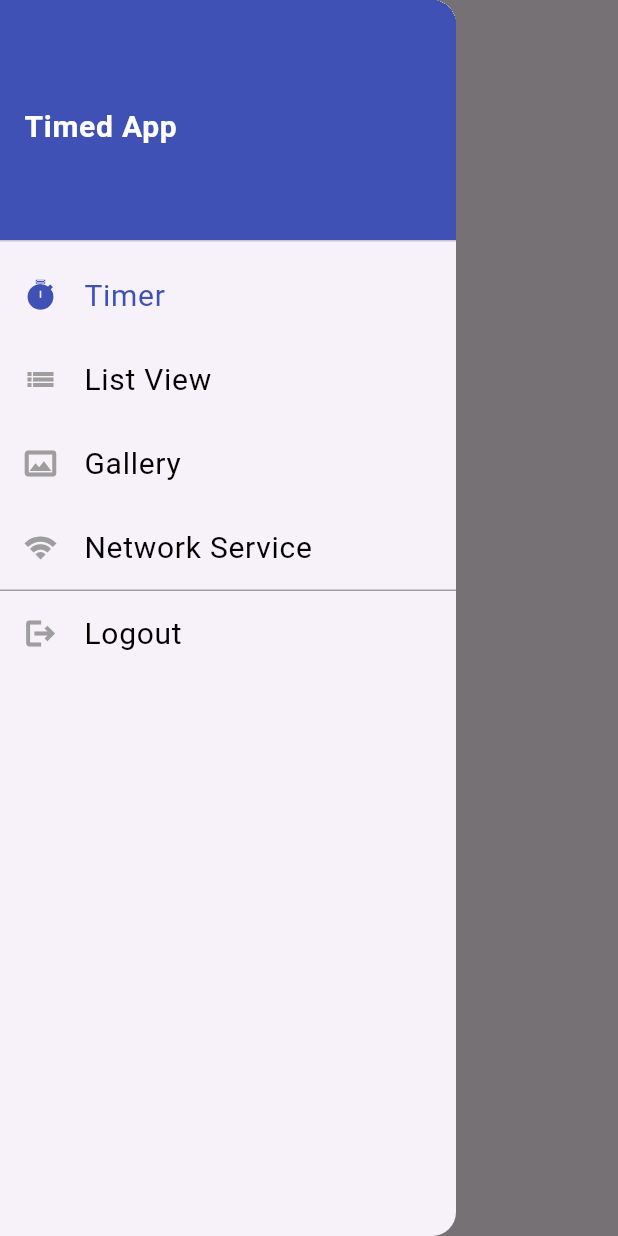
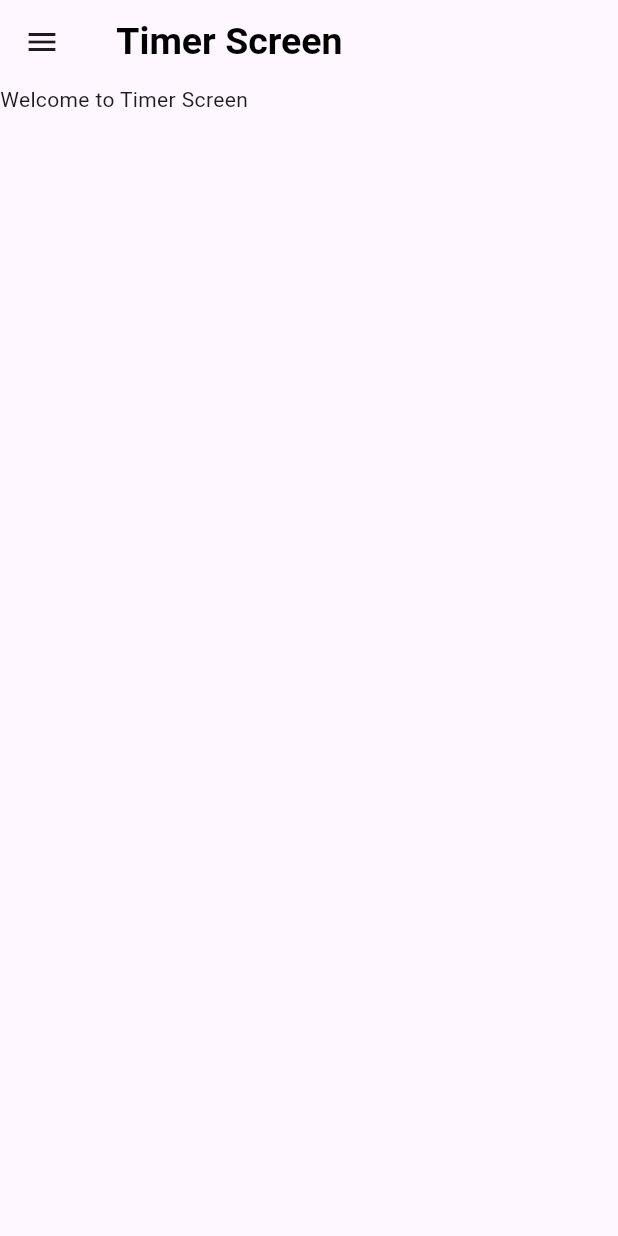
Before and after one commit to NourAlHoudaRifaieh/timed_app, a Flutter app: the MainPage screen opened directly, after a tap on the "menu" icon, after a tap on "Timer", on a phone screen of 412 x 824 dp. Run offline on Flutter 3.47's test engine with Material 3 defaults, Android fonts, the phone set to English and light mode, and no system bars; our stand-ins replace lottie.

Commit message:
created the screens of the drawer list

```diff
--- a/lib/main_page.dart
+++ b/lib/main_page.dart
@@ -1,4 +1,10 @@
+import 'dart:async';
+
 import 'package:flutter/material.dart';
+import 'package:timed_app/screens/gallery_screen.dart';
+import 'package:timed_app/screens/list_view_screen.dart';
+import 'package:timed_app/screens/network_service_screen.dart';
+import 'package:timed_app/screens/timer_screen.dart';
 
 class MainPage extends StatefulWidget {
   MainPage({Key? key}) : super(key: key);
@@ -11,6 +17,30 @@ class MainPage extends StatefulWidget {
 
 class _MainPageState extends State<MainPage> {
   int _selectedIndex =0;
+  String _headerTitle = 'Main Page';
+
+  Widget _openPageBody(){
+    switch(_selectedIndex){
+      case 0:
+        return Center(
+          child: Text('Welcome to Main Page', style: TextStyle(fontSize: 22, fontWeight: FontWeight.bold),),
+        );
+      case 1:
+        return TimerScreen();
+      case 2:
+        return ListViewScreen();
+      case 3:
+        return GalleryScreen();
+      case 4:
+        return NetworkServiceScreen();
+      default:
+        return Center(
+          child: Text('Welcome to Main Page', style: TextStyle(fontSize: 22, fontWeight: FontWeight.bold),),
+        );
+    }
+  }
+
+
   @override
   void initState() {
     super.initState();
@@ -26,7 +56,10 @@ class _MainPageState extends State<MainPage> {
     // TODO: implement build
     return Scaffold(
       appBar: AppBar(
-        title: Text('Main page '),
+        title: Text(
+            _headerTitle,
+            style: TextStyle(fontSize:25, fontWeight: FontWeight.bold, color: Colors.black),
+        ),
         leading: Builder(
             builder: (context){
               return IconButton(
@@ -38,6 +71,7 @@ class _MainPageState extends State<MainPage> {
             }
         ),
       ),
+      body: _openPageBody(),
       drawer: Drawer(
         child: ListView(
           padding: EdgeInsets.zero,
@@ -52,63 +86,77 @@ class _MainPageState extends State<MainPage> {
                children: [
                  // Icon(Icons.person, color: Colors.white, size: 30),
                  // SizedBox(height:10),
-                 Text('Timed App', style: TextStyle(fontSize:20, fontWeight: FontWeight.bold, color: Colors.white)),
+                 Text(
+                     'Timed App',
+                     style: TextStyle(fontSize:20, fontWeight: FontWeight.bold, color: Colors.white)),
                ],
               ),
             ),
             ListTile(
-              selected:  _selectedIndex == 0,
-              leading: Icon(Icons.timer, color: _selectedIndex == 0 ? Colors.indigo : Colors.grey, size:22, fontWeight: FontWeight.bold),
+              selected:  _selectedIndex == 1,
+              leading: Icon(Icons.timer, color: _selectedIndex == 1 ? Colors.indigo : Colors.grey, size:22, fontWeight: FontWeight.bold),
               title: Text(
                   'Timer',
-                  style: TextStyle(
-                      fontSize:20,
-                      color: _selectedIndex == 0 ? Colors.indigo : Colors.black)),
-              onTap: (){
-                setState(() {
-                  _selectedIndex =0;
-                });
-              },
-            ),
-            ListTile(
-              selected:  _selectedIndex == 1,
-              leading: Icon(Icons.list, color: _selectedIndex == 1 ? Colors.indigo : Colors.grey, size:22, fontWeight: FontWeight.bold),
-              title: Text(
-                  'List View',
                   style: TextStyle(
                       fontSize:20,
                       color: _selectedIndex == 1 ? Colors.indigo : Colors.black)),
               onTap: (){
                 setState(() {
                   _selectedIndex =1;
+                  _headerTitle =" Timer Screen";
+                  Navigator.pop(context);
+                  // Navigator.push(
+                  //     context,
+                  //     MaterialPageRoute(builder: (context) => TimerScreen()),
+                  // );
                 });
               },
             ),
             ListTile(
               selected:  _selectedIndex == 2,
-              leading: Icon(Icons.photo_size_select_actual_outlined, color: _selectedIndex == 2 ? Colors.indigo : Colors.grey, size:22, fontWeight: FontWeight.bold),
+              leading: Icon(Icons.list, color: _selectedIndex == 2 ? Colors.indigo : Colors.grey, size:22, fontWeight: FontWeight.bold),
               title: Text(
-                  'Gallery',
+                  'List View',
                   style: TextStyle(
                       fontSize:20,
                       color: _selectedIndex == 2 ? Colors.indigo : Colors.black)),
               onTap: (){
                 setState(() {
                   _selectedIndex =2;
+                  _headerTitle = "List View";
+                  Navigator.pop(context);
                 });
               },
             ),
             ListTile(
               selected:  _selectedIndex == 3,
-              leading: Icon(Icons.wifi, color: _selectedIndex == 3 ? Colors.indigo : Colors.grey, size:22, fontWeight: FontWeight.bold),
+              leading: Icon(Icons.photo_size_select_actual_outlined, color: _selectedIndex == 3 ? Colors.indigo : Colors.grey, size:22, fontWeight: FontWeight.bold),
               title: Text(
-                  'Network Service',
+                  'Gallery',
                   style: TextStyle(
                       fontSize:20,
                       color: _selectedIndex == 3 ? Colors.indigo : Colors.black)),
               onTap: (){
                 setState(() {
                   _selectedIndex =3;
+                  _headerTitle = "Gallery";
+                  Navigator.pop(context);
+                });
+              },
+            ),
+            ListTile(
+              selected:  _selectedIndex == 4,
+              leading: Icon(Icons.wifi, color: _selectedIndex == 4 ? Colors.indigo : Colors.grey, size:22, fontWeight: FontWeight.bold),
+              title: Text(
+                  'Network Service',
+                  style: TextStyle(
+                      fontSize:20,
+                      color: _selectedIndex == 4 ? Colors.indigo : Colors.black)),
+              onTap: (){
+                setState(() {
+                  _selectedIndex =4;
+                  _headerTitle = "Network Service";
+                  Navigator.pop(context);
                 });
               },
             ),
@@ -124,16 +172,16 @@ class _MainPageState extends State<MainPage> {
               ),
             ),
             ListTile(
-              selected:  _selectedIndex == 4,
-              leading: Icon(Icons.logout, color: _selectedIndex == 4 ? Colors.redAccent : Colors.grey, size:22, fontWeight: FontWeight.bold),
+              selected:  _selectedIndex == 5,
+              leading: Icon(Icons.logout, color: _selectedIndex == 5 ? Colors.redAccent : Colors.grey, size:22, fontWeight: FontWeight.bold),
               title: Text(
                   'Logout',
                   style: TextStyle(
                       fontSize:20,
-                      color: _selectedIndex == 4 ? Colors.redAccent : Colors.black)),
+                      color: _selectedIndex == 5 ? Colors.redAccent : Colors.black)),
               onTap: (){
                 setState(() {
-                  _selectedIndex =4;
+                  _selectedIndex =5;
                 });
               },
             ),
--- /dev/null
+++ b/lib/screens/timer_screen.dart
@@ -0,0 +1,20 @@
+import 'package:flutter/material.dart';
+
+class TimerScreen extends StatefulWidget {
+  TimerScreen({Key? key}) : super(key: key);
+
+  @override
+  State<TimerScreen> createState() => _TimerScreenState();
+}
+
+class _TimerScreenState extends State<TimerScreen> {
+  @override
+  Widget build(BuildContext context) {
+    // TODO: implement build
+    return Column(
+      children: [
+        Text('Welcome to Timer Screen'),
+      ],
+    );
+  }
+}
```
Also changed, not shown: lib/screens/gallery_screen.dart (added, +24 -0 lines), lib/screens/list_view_screen.dart (added, +24 -0 lines), lib/screens/network_service_screen.dart (added, +24 -0 lines).
